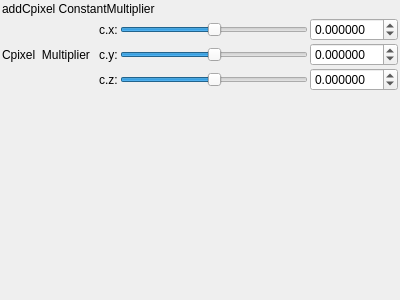
Above: mandelbulber2/qt_data/fractal_transf_add_Cpixel.ui from buddhi1980/mandelbulber2 before the change. Below: the same form after it.
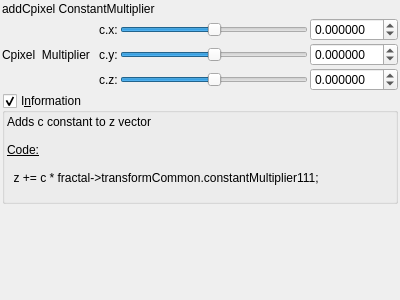
That is the form after the change. Custom widgets are drawn as their Qt base class.

Commit message: Added information box for addC transforms

Diff of the .ui file:
```diff
--- a/mandelbulber2/qt_data/fractal_transf_add_Cpixel.ui
+++ b/mandelbulber2/qt_data/fractal_transf_add_Cpixel.ui
@@ -233,6 +233,61 @@
      </item>
     </layout>
    </item>
+   <item>
+    <widget class="MyGroupBox" name="groupCheck_info">
+     <property name="title">
+      <string>I&amp;nformation</string>
+     </property>
+     <property name="flat">
+      <bool>false</bool>
+     </property>
+     <property name="checkable">
+      <bool>true</bool>
+     </property>
+     <layout class="QVBoxLayout" name="verticalLayout_2">
+      <property name="spacing">
+       <number>2</number>
+      </property>
+      <property name="leftMargin">
+       <number>2</number>
+      </property>
+      <property name="topMargin">
+       <number>2</number>
+      </property>
+      <property name="rightMargin">
+       <number>2</number>
+      </property>
+      <property name="bottomMargin">
+       <number>2</number>
+      </property>
+      <item>
+       <widget class="QLabel" name="label_4">
+        <property name="text">
+         <string>&lt;!DOCTYPE HTML PUBLIC &quot;-//W3C//DTD HTML 4.0//EN&quot; &quot;http://www.w3.org/TR/REC-html40/strict.dtd&quot;&gt;
+&lt;html&gt;&lt;head&gt;&lt;meta name=&quot;qrichtext&quot; content=&quot;1&quot; /&gt;&lt;style type=&quot;text/css&quot;&gt;
+p, li { white-space: pre-wrap; }
+&lt;/style&gt;&lt;/head&gt;&lt;body&gt;
+&lt;p style=&quot; margin-top:0px; margin-bottom:0px; margin-left:0px; margin-right:0px; -qt-block-indent:0; text-indent:0px;&quot;&gt;Adds c constant to z vector&lt;/p&gt;
+&lt;p style=&quot;-qt-paragraph-type:empty; margin-top:0px; margin-bottom:0px; margin-left:0px; margin-right:0px; -qt-block-indent:0; text-indent:0px;&quot;&gt;&lt;br /&gt;&lt;/p&gt;
+&lt;p style=&quot; margin-top:0px; margin-bottom:0px; margin-left:0px; margin-right:0px; -qt-block-indent:0; text-indent:0px;&quot;&gt;&lt;span style=&quot; text-decoration: underline;&quot;&gt;Code:&lt;/span&gt;&lt;/p&gt;
+&lt;p style=&quot;-qt-paragraph-type:empty; margin-top:0px; margin-bottom:0px; margin-left:0px; margin-right:0px; -qt-block-indent:0; text-indent:0px; text-decoration: underline;&quot;&gt;&lt;br /&gt;&lt;/p&gt;
+&lt;p style=&quot; margin-top:0px; margin-bottom:0px; margin-left:0px; margin-right:0px; -qt-block-indent:0; text-indent:0px;&quot;&gt;  z += c * fractal-&amp;gt;transformCommon.constantMultiplier111;&lt;/p&gt;
+&lt;p style=&quot; margin-top:0px; margin-bottom:0px; margin-left:0px; margin-right:0px; -qt-block-indent:0; text-indent:0px;&quot;&gt; &lt;/p&gt;&lt;/body&gt;&lt;/html&gt;</string>
+        </property>
+        <property name="wordWrap">
+         <bool>true</bool>
+        </property>
+        <property name="openExternalLinks">
+         <bool>true</bool>
+        </property>
+        <property name="textInteractionFlags">
+         <set>Qt::LinksAccessibleByMouse|Qt::TextSelectableByMouse</set>
+        </property>
+       </widget>
+      </item>
+     </layout>
+    </widget>
+   </item>
    <item>
     <spacer name="verticalSpacer">
      <property name="orientation">
@@ -254,6 +309,12 @@
    <extends>QDoubleSpinBox</extends>
    <header>mydoublespinbox.h</header>
   </customwidget>
+  <customwidget>
+   <class>MyGroupBox</class>
+   <extends>QGroupBox</extends>
+   <header>mygroupbox.h</header>
+   <container>1</container>
+  </customwidget>
  </customwidgets>
  <resources/>
  <connections/>
```
The commit also changes 7 other files.
